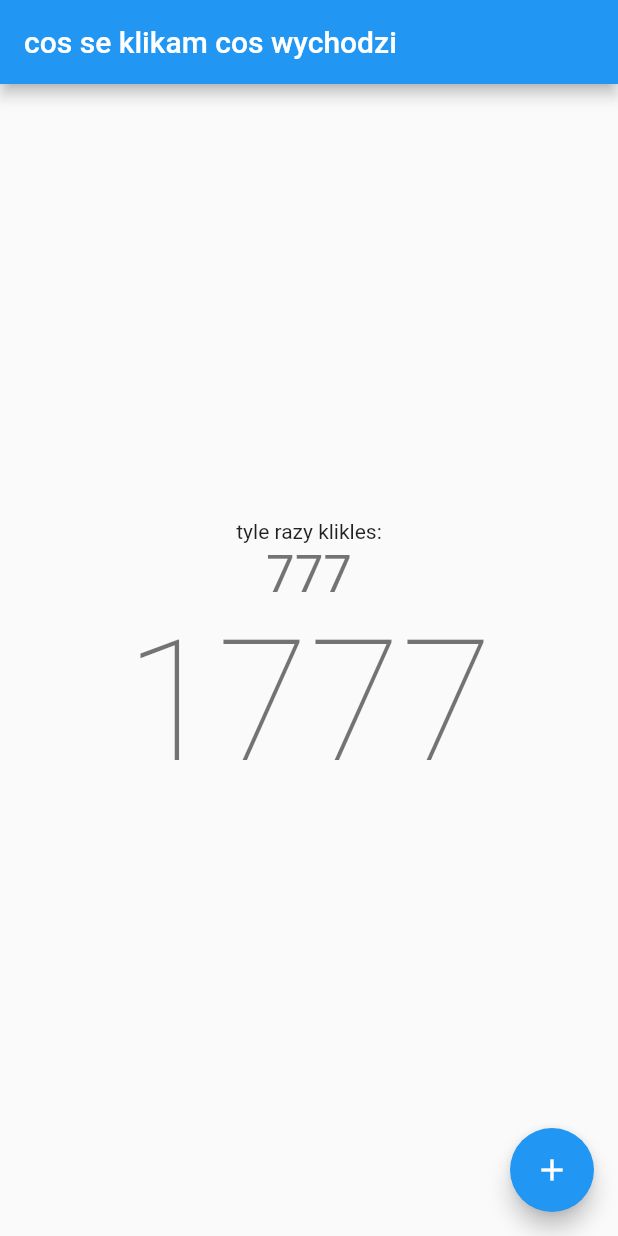
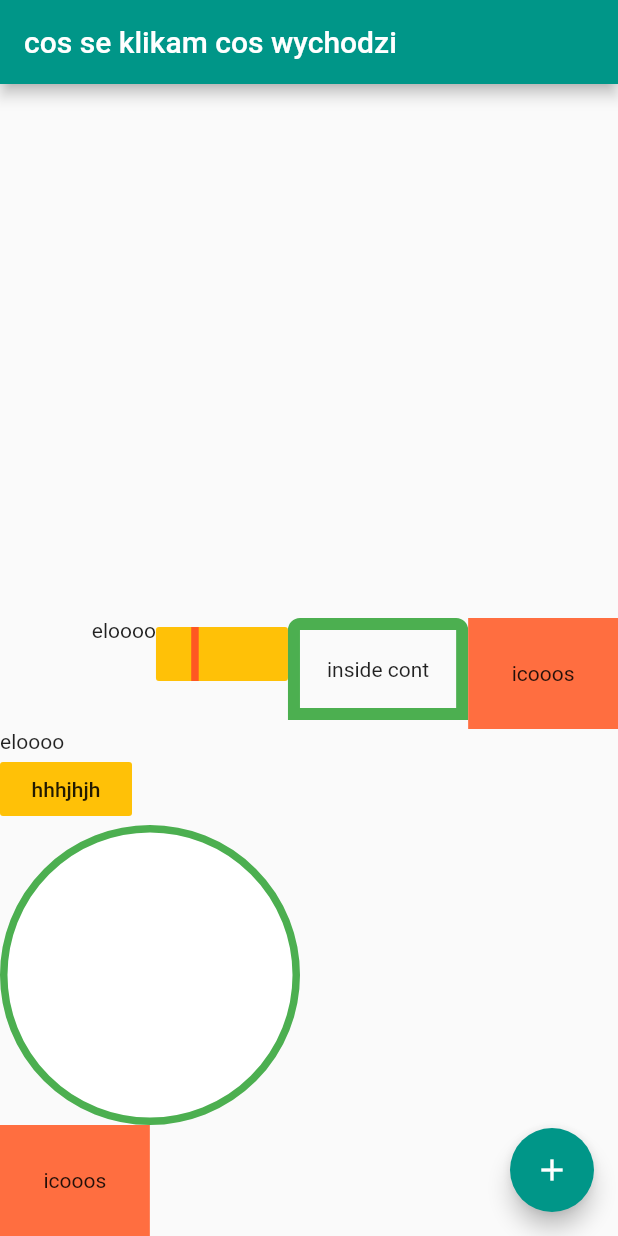
Before and after one commit to zbooyx/flutterTest, a Flutter app: the screen it shows after launch, on a phone screen of 412 x 824 dp. Run offline on Flutter 3.47's test engine with Material 2 defaults, Android fonts, the phone set to English and light mode, and no system bars.

Commit message:
rows n columns borders circles

```diff
--- a/lib/main.dart
+++ b/lib/main.dart
@@ -1,4 +1,5 @@
 import 'package:flutter/material.dart';
+import 'package:flutter/widgets.dart';
 
 void main() => runApp(MyApp());
 
@@ -18,7 +19,7 @@ class MyApp extends StatelessWidget {
         // or simply save your changes to "hot reload" in a Flutter IDE).
         // Notice that the counter didn't reset back to zero; the application
         // is not restarted.
-        primarySwatch: Colors.blue,
+        primarySwatch: Colors.teal,
       ),
       home: MyHomePage(title: 'cos se klikam cos wychodzi'),
     );
@@ -55,6 +56,11 @@ class _MyHomePageState extends State<MyHomePage> {
       // _counter without calling setState(), then the build method would not be
       // called again, and so nothing would appear to happen.
       _counter++;
+    });
+  }
+
+  void _decrementCounter() {
+    setState(() {
       _counter2--;
     });
   }
@@ -73,43 +79,85 @@ class _MyHomePageState extends State<MyHomePage> {
         // the App.build method, and use it to set our appbar title.
         title: Text(widget.title),
       ),
-      body: Center(
-        // Center is a layout widget. It takes a single child and positions it
-        // in the middle of the parent.
-        child: Column(
-          // Column is also a layout widget. It takes a list of children and
-          // arranges them vertically. By default, it sizes itself to fit its
-          // children horizontally, and tries to be as tall as its parent.
-          //
-          // Invoke "debug painting" (press "p" in the console, choose the
-          // "Toggle Debug Paint" action from the Flutter Inspector in Android
-          // Studio, or the "Toggle Debug Paint" command in Visual Studio Code)
-          // to see the wireframe for each widget.
-          //
-          // Column has various properties to control how it sizes itself and
-          // how it positions its children. Here we use mainAxisAlignment to
-          // center the children vertically; the main axis here is the vertical
-          // axis because Columns are vertical (the cross axis would be
-          // horizontal).
-          mainAxisAlignment: MainAxisAlignment.center,
-          children: <Widget>[
-            Text(
-              'tyle razy klikles:',
+      body:  Column(
+        mainAxisAlignment: MainAxisAlignment.end,
+        crossAxisAlignment: CrossAxisAlignment.start,
+        children: <Widget>[
+          Row(
+
+              mainAxisAlignment: MainAxisAlignment.end,
+              crossAxisAlignment: CrossAxisAlignment.start,
+
+              children: <Widget>[
+            Text('eloooo'),
+            FlatButton(
+              child: new Container(
+                padding: EdgeInsets.all(18),
+                decoration: new BoxDecoration(
+                  border: new Border(
+                    left: new BorderSide(
+                      color: Colors.deepOrange,
+                      width: 5.0,
+                      style: BorderStyle.solid
+                    ),
+                  ),
+                )),
+                onPressed: (){},
+                color: Colors.amber,
             ),
-            Text(
-              '$_counter',
-              style: Theme.of(context).textTheme.display1,
+            Container(
+              padding: EdgeInsets.all(18),
+              decoration: new BoxDecoration(
+                border: new Border.all(
+                    color: Colors.green,
+                    width: 8.0,
+                    style: BorderStyle.solid
+                ),
+                borderRadius: new BorderRadius.vertical(
+                  top: new Radius.circular(8),
+                  //bottom: new Radius.circular(20.0),
+                ),
+              ),
+              child: Text('inside cont'),
             ),
-            Text(
-              '$_counter2',
-              style: Theme.of(context).textTheme.display4,
+            Container(
+              color: Colors.deepOrangeAccent,
+              padding: EdgeInsets.all(29),
+              child: Text('icooos'),
+            )
+          ]),
+          Text('eloooo'),
+          FlatButton(
+            onPressed: (){},
+            color: Colors.amber,
+            child: Text('hhhjhjh')
+          ),
+        Container(
+          width: 200.0,
+          height: 200.0,
+          decoration: new BoxDecoration(
+            color: Colors.white,
+            border: new Border.all(
+                color: Colors.green,
+                width: 5.0,
+                style: BorderStyle.solid
             ),
-          ],
+            shape: BoxShape.circle,
+           ),
         ),
+          Container(
+            color: Colors.deepOrangeAccent,
+            padding: EdgeInsets.all(29),
+            child: Text('icooos'),
+          )
+        ],
       ),
       floatingActionButton: FloatingActionButton(
-        onPressed: _incrementCounter,
+        onPressed: () {
+          print('idziesz!');
+        },
         tooltip: 'Increment',
+        splashColor: Colors.amber,
         child: Icon(Icons.add),
       ), // This trailing comma makes auto-formatting nicer for build methods.
     );
--- a/pubspec.yaml
+++ b/pubspec.yaml
@@ -41,9 +41,9 @@ flutter:
   uses-material-design: true
 
   # To add assets to your application, add an assets section, like this:
-  # assets:
-  #  - images/a_dot_burr.jpeg
-  #  - images/a_dot_ham.jpeg
+  assets:
+   - assets/
+  #  - images/a_dot_ham.jpeg/
 
   # An image asset can refer to one or more resolution-specific "variants", see
   # https://flutter.dev/assets-and-images/#resolution-aware.
```
Also changed, not shown: assets/20170921_074557.jpg (added), assets/IMG_20191226_114321_HDR.jpg (added), assets/IMG_20191227_121022_HDR.jpg (added), assets/IMG_20191229_132220_HDR.jpg (added), assets/IMG_20200102_205843.jpg (added).
